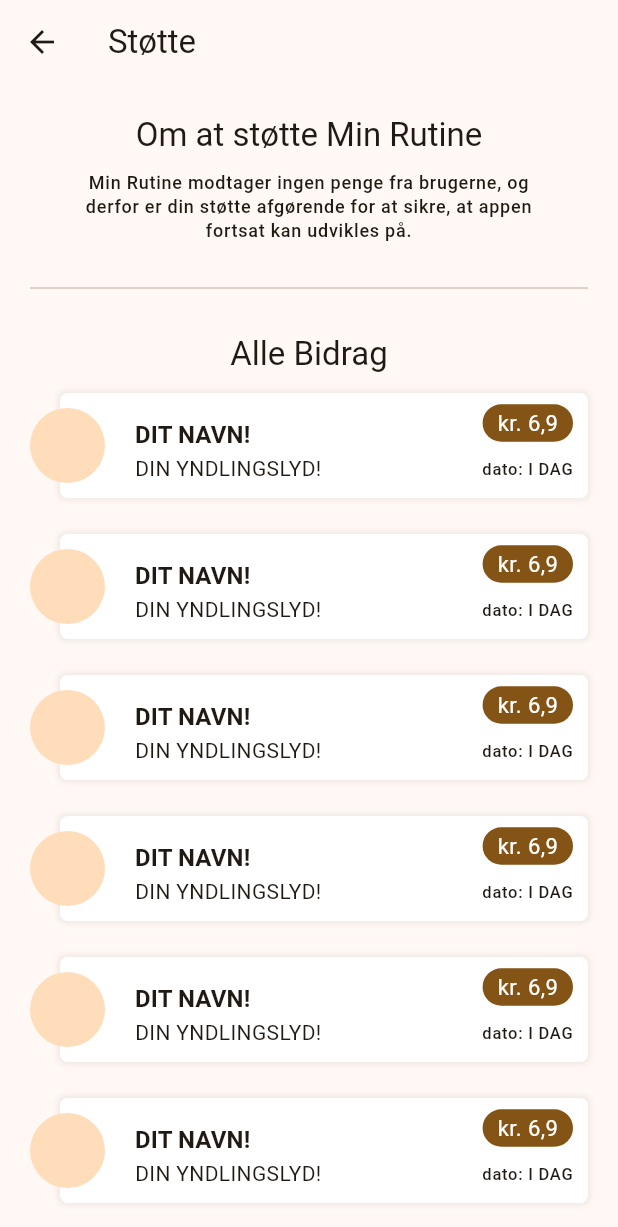
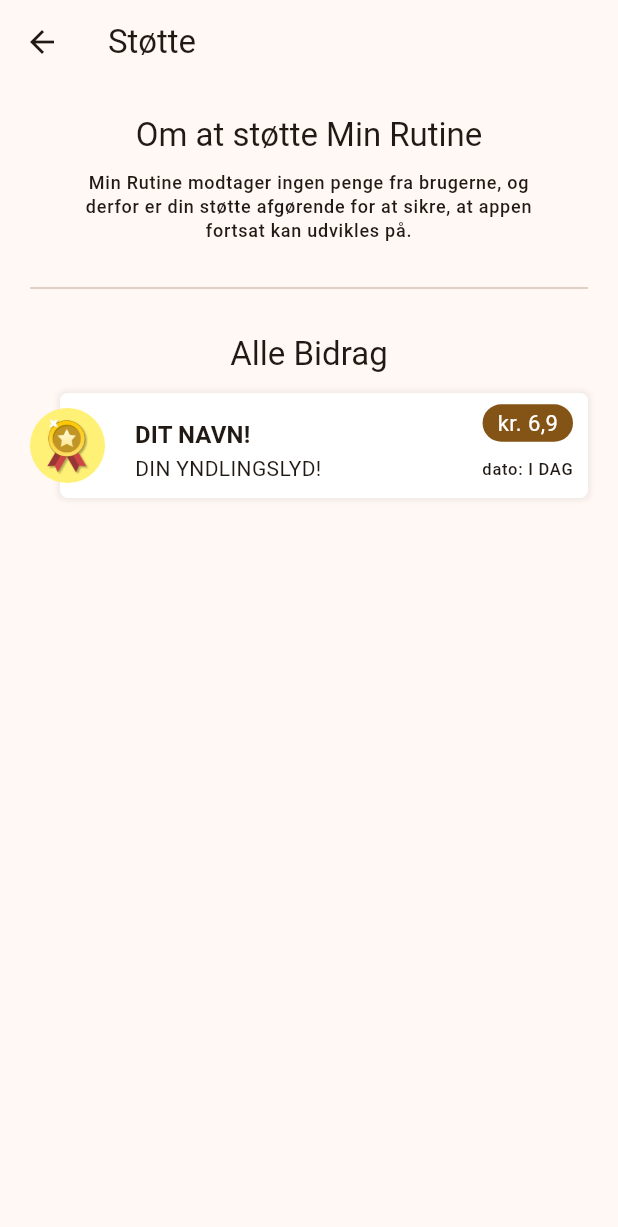
Before and after one commit to toke-dk/productivity_app, a Flutter app: the SupportersPage screen opened directly, on a phone screen of 412 x 824 dp. Shown: the top 1227 px of the screen. Run offline on Flutter 3.47's test engine with Material 3 defaults, Android fonts, the phone set to English and light mode, and no system bars; our stand-ins replace fl_chart, flutter_animate, font_awesome_flutter, gap, percent_indicator, shared_preferences and 3 more; missing offline and left inert: animated_digit; accounts and stored records are empty.

Commit message:
added a medal for the support banner

```diff
--- a/lib/pages/my_splash_screen.dart
+++ b/lib/pages/my_splash_screen.dart
@@ -147,12 +147,14 @@ Widget supportBannerWidget(context) {
           ),
         ),
       ),
-      const Positioned(
+      Positioned(
         left: 0,
         top: 0,
         bottom: 0,
         child: CircleAvatar(
           radius: 25,
+          backgroundColor: Colors.yellow[300],
+          child: Image.asset("assets/medals/gold_medal.png",width: 30,),
         ),
       ),
     ],
--- a/lib/pages/supporters_page.dart
+++ b/lib/pages/supporters_page.dart
@@ -46,7 +46,7 @@ class SupportersPage extends StatelessWidget {
             ListView.builder(
               physics: NeverScrollableScrollPhysics(),
               shrinkWrap: true,
-                itemCount: 20,
+                itemCount: 1,
                 itemBuilder: (context, index) {
                   return Padding(
                     padding: const EdgeInsets.symmetric(horizontal: 20),
--- a/pubspec.yaml
+++ b/pubspec.yaml
@@ -88,6 +88,10 @@ flutter:
   assets:
    - assets/prod_app_logo.png
    - assets/pinova_logo.png
+   - assets/medals/bronze_medal.png
+   - assets/medals/silver_medal.png
+   - assets/medals/gold_medal.png
+
 
   # An image asset can refer to one or more resolution-specific "variants", see
   # https://flutter.dev/assets-and-images/#resolution-aware
```
Also changed, not shown: assets/medals/bronze_medal.png (added), assets/medals/gold_medal.png (added), assets/medals/silver_medal.png (added).
